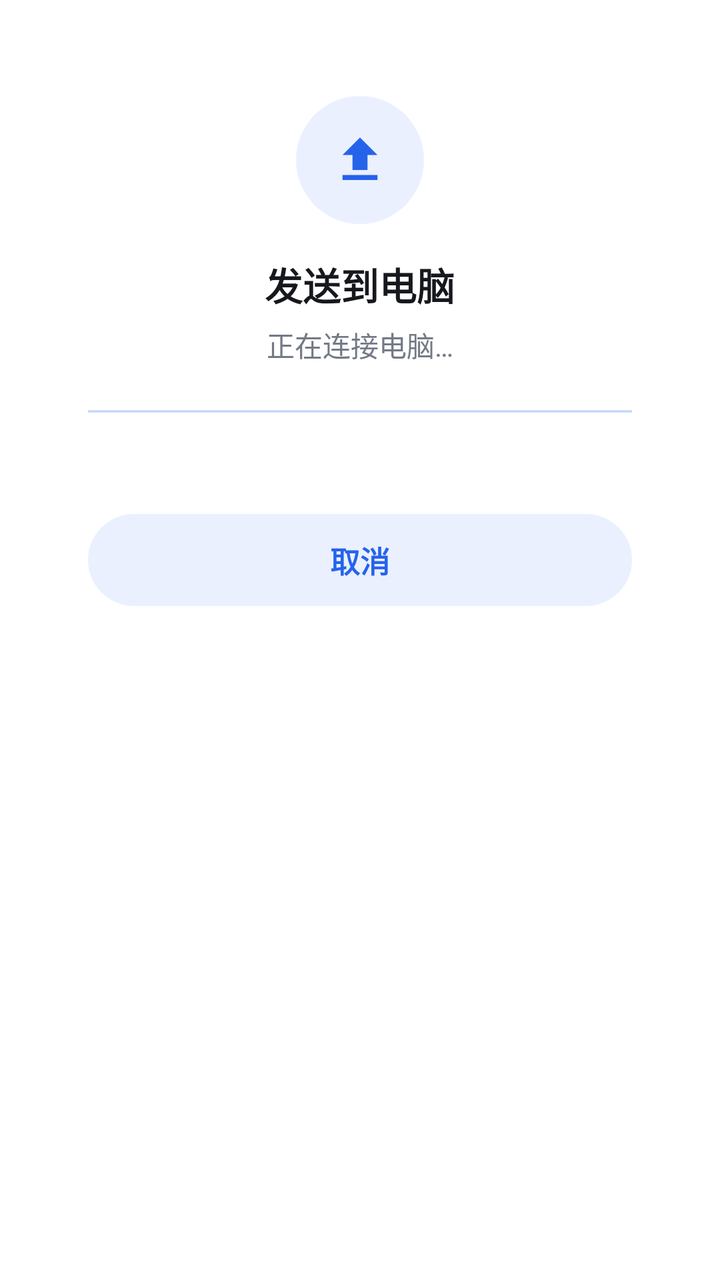
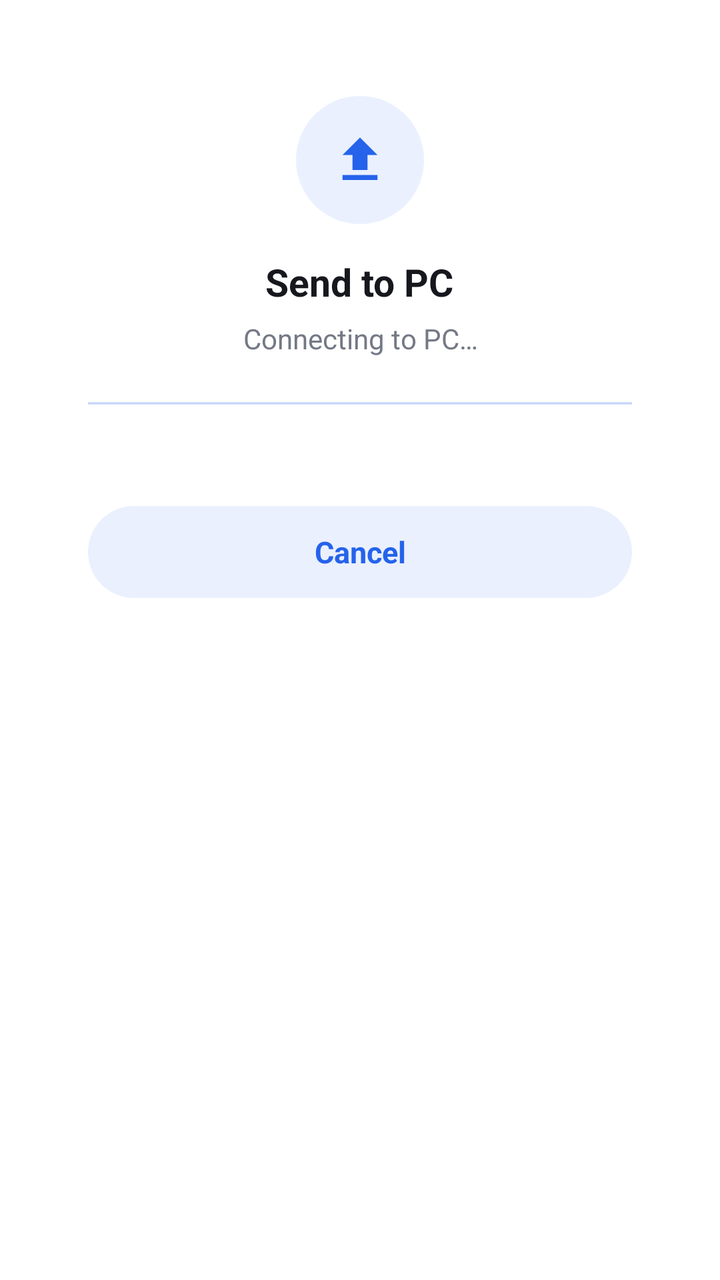

Compare the two renders of this Android layout. The source of the first and the diff that turns it into the second are given below.
<!-- AndroidManifest.xml: activity theme ShareTheme -->
<!-- res/layout/activity_share.xml -->
<?xml version="1.0" encoding="utf-8"?>
<LinearLayout xmlns:android="http://schemas.android.com/apk/res/android"
    android:layout_width="match_parent"
    android:layout_height="wrap_content"
    android:gravity="center_horizontal"
    android:orientation="vertical"
    android:paddingHorizontal="24dp"
    android:paddingTop="28dp"
    android:paddingBottom="20dp">

    <FrameLayout
        android:id="@+id/icon_wrap"
        android:layout_width="64dp"
        android:layout_height="64dp"
        android:background="@drawable/circle_soft">

        <ImageView
            android:id="@+id/icon"
            android:layout_width="30dp"
            android:layout_height="30dp"
            android:layout_gravity="center"
            android:src="@drawable/ic_upload"
            android:tint="@color/accent" />
    </FrameLayout>

    <TextView
        android:id="@+id/title"
        android:layout_width="wrap_content"
        android:layout_height="wrap_content"
        android:layout_marginTop="16dp"
        android:text="发送到电脑"
        android:textColor="@color/text"
        android:textSize="19sp"
        android:textStyle="bold" />

    <TextView
        android:id="@+id/message"
        android:layout_width="match_parent"
        android:layout_height="wrap_content"
        android:layout_marginTop="6dp"
        android:gravity="center"
        android:lineSpacingExtra="2dp"
        android:text="正在连接电脑…"
        android:textColor="@color/muted"
        android:textSize="14sp" />

    <ProgressBar
        android:id="@+id/progress"
        style="@android:style/Widget.Material.ProgressBar.Horizontal"
        android:layout_width="match_parent"
        android:layout_height="6dp"
        android:layout_marginTop="20dp"
        android:indeterminate="true"
        android:indeterminateTint="@color/accent"
        android:max="1000"
        android:maxHeight="6dp"
        android:minHeight="6dp"
        android:progressDrawable="@drawable/progress_bar" />

    <TextView
        android:id="@+id/detail"
        android:layout_width="match_parent"
        android:layout_height="wrap_content"
        android:layout_marginTop="10dp"
        android:ellipsize="middle"
        android:gravity="center"
        android:maxLines="3"
        android:textColor="@color/faint"
        android:textSize="12sp" />

    <LinearLayout
        android:layout_width="match_parent"
        android:layout_height="wrap_content"
        android:layout_marginTop="22dp"
        android:orientation="horizontal">

        <TextView
            android:id="@+id/btn_secondary"
            android:layout_width="0dp"
            android:layout_height="46dp"
            android:layout_marginEnd="10dp"
            android:layout_weight="1"
            android:background="@drawable/pill_soft"
            android:gravity="center"
            android:textColor="@color/accent"
            android:textSize="15sp"
            android:textStyle="bold"
            android:visibility="gone" />

        <TextView
            android:id="@+id/btn_primary"
            android:layout_width="0dp"
            android:layout_height="46dp"
            android:layout_weight="1"
            android:background="@drawable/pill_soft"
            android:gravity="center"
            android:text="取消"
            android:textColor="@color/accent"
            android:textSize="15sp"
            android:textStyle="bold" />
    </LinearLayout>
</LinearLayout>
<!-- resources referenced by this layout -->
<resources>
  <color name="accent">#2563EB</color>
  <color name="faint">#A3A8B1</color>
  <color name="muted">#737985</color>
  <color name="text">#16181D</color>
  <!-- drawable circle_soft (drawable) -->
  <?xml version="1.0" encoding="utf-8"?>
  <ripple xmlns:android="http://schemas.android.com/apk/res/android" android:color="@color/ripple">
      <item>
          <shape android:shape="oval">
              <solid android:color="@color/accent_soft" />
          </shape>
      </item>
  </ripple>
  <!-- drawable ic_upload (drawable) -->
  <?xml version="1.0" encoding="utf-8"?>
  <vector xmlns:android="http://schemas.android.com/apk/res/android"
      android:width="24dp"
      android:height="24dp"
      android:tint="?android:attr/textColorPrimary"
      android:viewportWidth="24"
      android:viewportHeight="24">
      <path
          android:fillColor="#FFFFFFFF"
          android:pathData="M9,16h6v-6h4l-7,-7 -7,7h4zM5,18h14v2H5z" />
  </vector>
  <!-- drawable pill_soft (drawable) -->
  <?xml version="1.0" encoding="utf-8"?>
  <ripple xmlns:android="http://schemas.android.com/apk/res/android" android:color="@color/ripple">
      <item>
          <shape>
              <solid android:color="@color/accent_soft" />
              <corners android:radius="100dp" />
          </shape>
      </item>
  </ripple>
  <!-- drawable progress_bar (drawable) -->
  <?xml version="1.0" encoding="utf-8"?>
  <layer-list xmlns:android="http://schemas.android.com/apk/res/android">
      <item android:id="@android:id/background">
          <shape>
              <corners android:radius="4dp" />
              <solid android:color="@color/line" />
          </shape>
      </item>
      <item android:id="@android:id/progress">
          <scale android:scaleWidth="100%">
              <shape>
                  <corners android:radius="4dp" />
                  <solid android:color="@color/accent" />
              </shape>
          </scale>
      </item>
  </layer-list>
  <style name="ShareTheme" parent="android:Theme.DeviceDefault.Light.Dialog.NoActionBar">
          <item name="android:colorAccent">@color/accent</item>
          <item name="android:windowBackground">@drawable/dialog_bg</item>
          <item name="android:windowCloseOnTouchOutside">false</item>
          <item name="android:windowMinWidthMinor">100%</item>
          <item name="android:windowMinWidthMajor">460dp</item>
      </style>
  <color name="ripple">#1A2563EB</color>
  <color name="accent_soft">#EAF0FE</color>
  <color name="line">#E9EBEF</color>
  <!-- drawable dialog_bg (drawable) -->
  <?xml version="1.0" encoding="utf-8"?>
  <inset xmlns:android="http://schemas.android.com/apk/res/android" android:inset="20dp">
      <shape>
          <solid android:color="@color/card" />
          <corners android:radius="28dp" />
      </shape>
  </inset>
  <color name="card">#FFFFFF</color>
</resources>

<!-- the commit's change to res/layout/activity_share.xml (unified diff, before → after) -->
@@ -28,7 +28,7 @@
         android:layout_width="wrap_content"
         android:layout_height="wrap_content"
         android:layout_marginTop="16dp"
-        android:text="发送到电脑"
+        android:text="@string/share_label"
         android:textColor="@color/text"
         android:textSize="19sp"
         android:textStyle="bold" />
@@ -40,7 +40,7 @@
         android:layout_marginTop="6dp"
         android:gravity="center"
         android:lineSpacingExtra="2dp"
-        android:text="正在连接电脑…"
+        android:text="@string/connecting_pc"
         android:textColor="@color/muted"
         android:textSize="14sp" />
 
@@ -94,7 +94,7 @@
             android:layout_weight="1"
             android:background="@drawable/pill_soft"
             android:gravity="center"
-            android:text="取消"
+            android:text="@string/cancel"
             android:textColor="@color/accent"
             android:textSize="15sp"
             android:textStyle="bold" />
<!-- resource entries referenced after the edit -->
@@ -53,6 +53,9 @@
           </scale>
       </item>
   </layer-list>
+  <string name="cancel">Cancel</string>
+  <string name="connecting_pc">Connecting to PC…</string>
+  <string name="share_label">Send to PC</string>
   <style name="ShareTheme" parent="android:Theme.DeviceDefault.Light.Dialog.NoActionBar">
           <item name="android:colorAccent">@color/accent</item>
           <item name="android:windowBackground">@drawable/dialog_bg</item>
